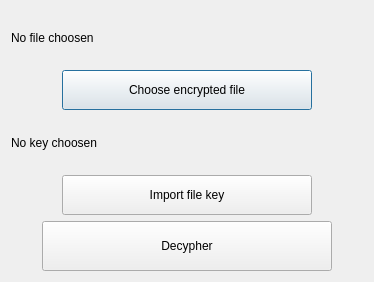
Before: the Qt Designer form src/gui/decypherdialog.ui in amazon-biobank/Torrente, drawn with Qt 5.
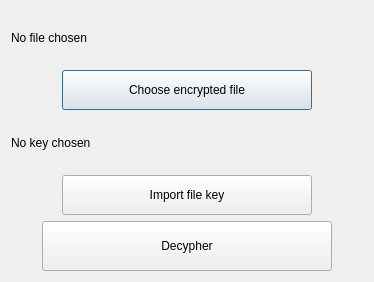
After: the same form once the commit is applied.

Commit message: add: exception to no file provided decypher dialog

The edit to the form file:
```diff
--- a/src/gui/decypherdialog.ui
+++ b/src/gui/decypherdialog.ui
@@ -23,7 +23,7 @@
     <item>
       <widget class="QLabel" name="choosenFileLabel">
        <property name="text">
-        <string notr="true">No file choosen</string>
+        <string notr="true">No file chosen</string>
        </property>
       </widget>
      </item>
@@ -49,7 +49,7 @@
    <item>
       <widget class="QLabel" name="keyPathLabel">
        <property name="text">
-        <string notr="true">No key choosen</string>
+        <string notr="true">No key chosen</string>
        </property>
       </widget>
      </item>
```
The commit also changes 1 other file.
